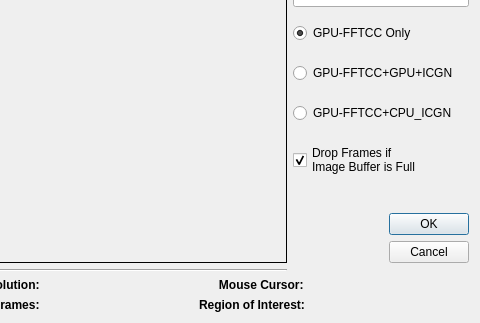
This is TW/TW_Core/camparamdialog.ui in TWANG006/TW as Qt 5 draws it before an edit; both pictures show x 364 to 844 and y 292 to 615 of the 844 by 615 pixel window. The edited form follows.
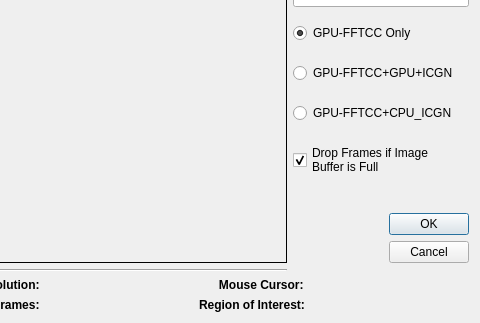
This is the edited form. Custom widgets are drawn as their Qt base class.

Diff of the .ui file:
```diff
--- a/TW/TW_Core/camparamdialog.ui
+++ b/TW/TW_Core/camparamdialog.ui
@@ -252,8 +252,8 @@
          <item>
           <widget class="QCheckBox" name="dropFrame_checkBox">
            <property name="text">
-            <string>Drop Frames if 
-Image Buffer is Full</string>
+            <string>Drop Frames if Image 
+Buffer is Full</string>
            </property>
            <property name="checked">
             <bool>true</bool>
```
Left out of the diff: 6 changed lines with no effect on the pictures.
